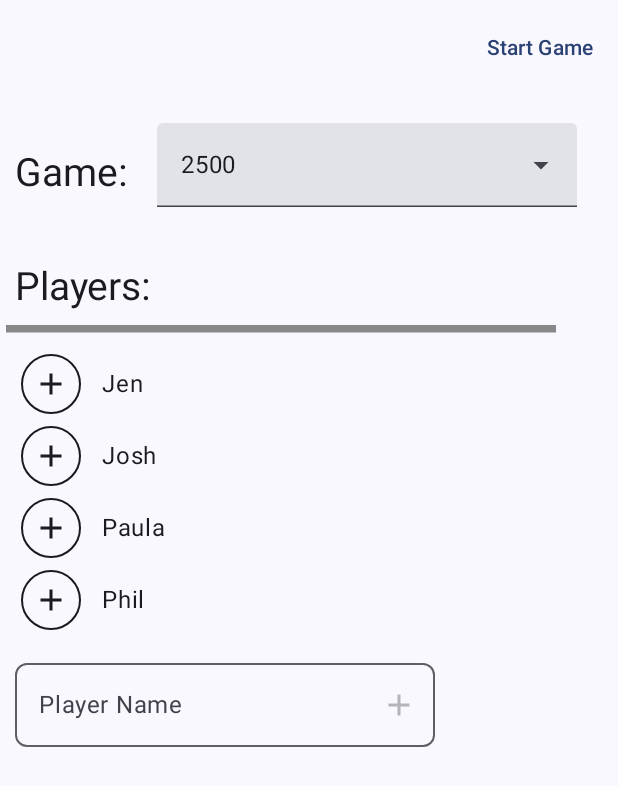
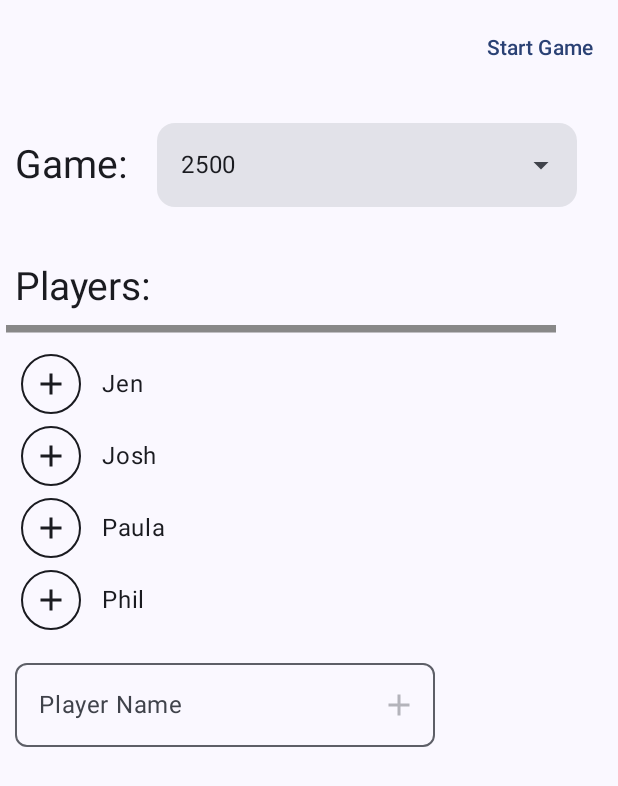
Before and after one commit to hawjo01/GameScore, an Android app built with Jetpack Compose: the screen it shows after launch (MainActivity), on a phone screen of 412 x 824 dp. Shown: the top 786 px of the screen. Run offline under Robolectric (Android 15) with nearby library versions, the phone set to English and light mode, and no system bars.

Commit message:
Updates to game type selector (#29)
Make drop down menu rounded and remove the underline beneath the
dropdown menu.

```diff
--- a/app/src/main/java/net/hawkins/gamescore/ui/GameSetup.kt
+++ b/app/src/main/java/net/hawkins/gamescore/ui/GameSetup.kt
@@ -6,6 +6,7 @@ import androidx.compose.foundation.layout.Column
 import androidx.compose.foundation.layout.Row
 import androidx.compose.foundation.layout.fillMaxWidth
 import androidx.compose.foundation.layout.padding
+import androidx.compose.foundation.shape.RoundedCornerShape
 import androidx.compose.foundation.text.KeyboardActions
 import androidx.compose.foundation.text.KeyboardOptions
 import androidx.compose.material.icons.Icons
@@ -64,8 +65,7 @@ fun GameSetup(gameViewModel: GameViewModel) {
             Text(
                 text = stringResource(R.string.game) + ":",
                 style = MaterialTheme.typography.labelMedium,
-                modifier = Modifier
-                    .padding(top = 10.dp, end = 20.dp)
+                modifier = Modifier.padding(end = 20.dp)
             )
             GameTypeDropdownMenu(gameViewModel)
         }
@@ -213,21 +213,24 @@ fun ConfirmRemovePlayer(
 fun GameTypeDropdownMenu(
     gameViewModel: GameViewModel
 ) {
-    var expanded by remember {
-        mutableStateOf(false)
+    var expanded by remember { mutableStateOf(false)
     }
     ExposedDropdownMenuBox(
         expanded = expanded,
         onExpandedChange = { expanded = !expanded },
-        Modifier
-            .padding(vertical = 8.dp)
+        Modifier.padding(vertical = 8.dp)
     ) {
         TextField(
-            readOnly = true,
             value = stringResource(gameViewModel.getGameType().getNameId()),
             onValueChange = {},
+            readOnly = true,
             trailingIcon = { ExposedDropdownMenuDefaults.TrailingIcon(expanded = expanded) },
-            colors = ExposedDropdownMenuDefaults.textFieldColors(),
+            colors = ExposedDropdownMenuDefaults.textFieldColors(
+                    focusedIndicatorColor = Color.Transparent,
+                    unfocusedIndicatorColor = Color.Transparent,
+                    disabledIndicatorColor = Color.Transparent
+            ),
+            shape = RoundedCornerShape(12.dp),
             modifier = Modifier.menuAnchor(MenuAnchorType.PrimaryNotEditable)
         )
         ExposedDropdownMenu(
```
